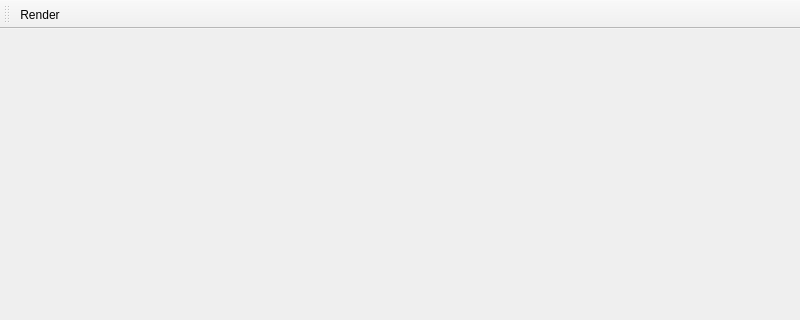
superzilong/Fluent2D, file src/mainwindow.ui: the form before one commit; both pictures show x 0 to 800 and y 0 to 320 of the 800 by 600 pixel window.
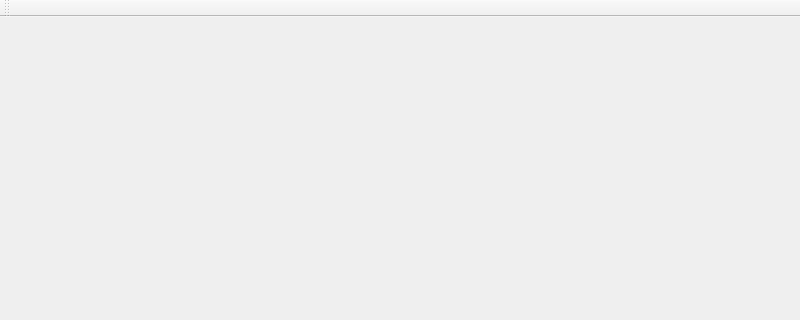
The form after the commit.

```diff
--- a/src/mainwindow.ui
+++ b/src/mainwindow.ui
@@ -37,16 +37,7 @@
    <attribute name="toolBarBreak">
     <bool>false</bool>
    </attribute>
-   <addaction name="actionRender"/>
   </widget>
-  <action name="actionRender">
-   <property name="text">
-    <string>Render</string>
-   </property>
-   <property name="toolTip">
-    <string>Render</string>
-   </property>
-  </action>
  </widget>
  <resources/>
  <connections/>
```
